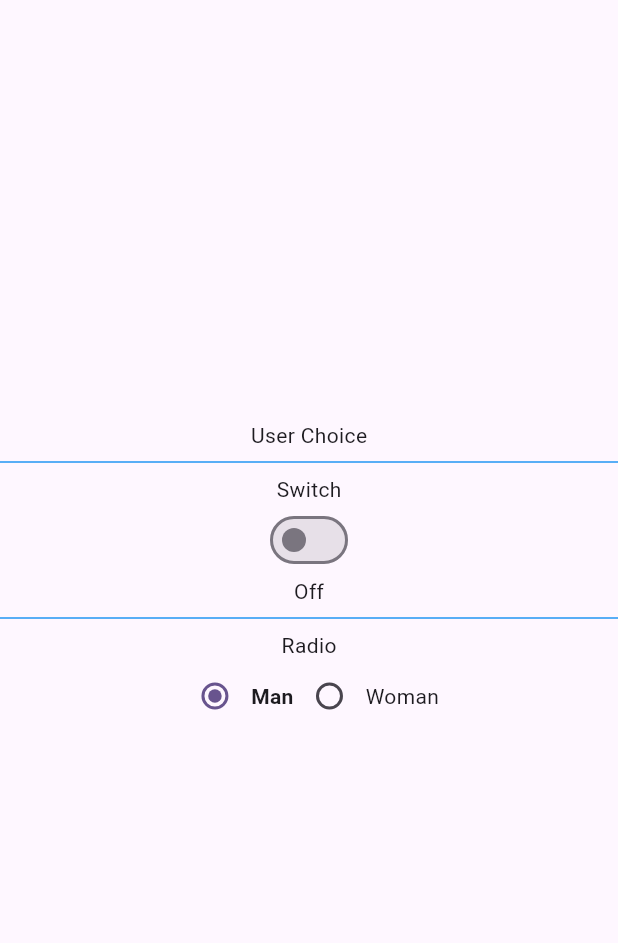
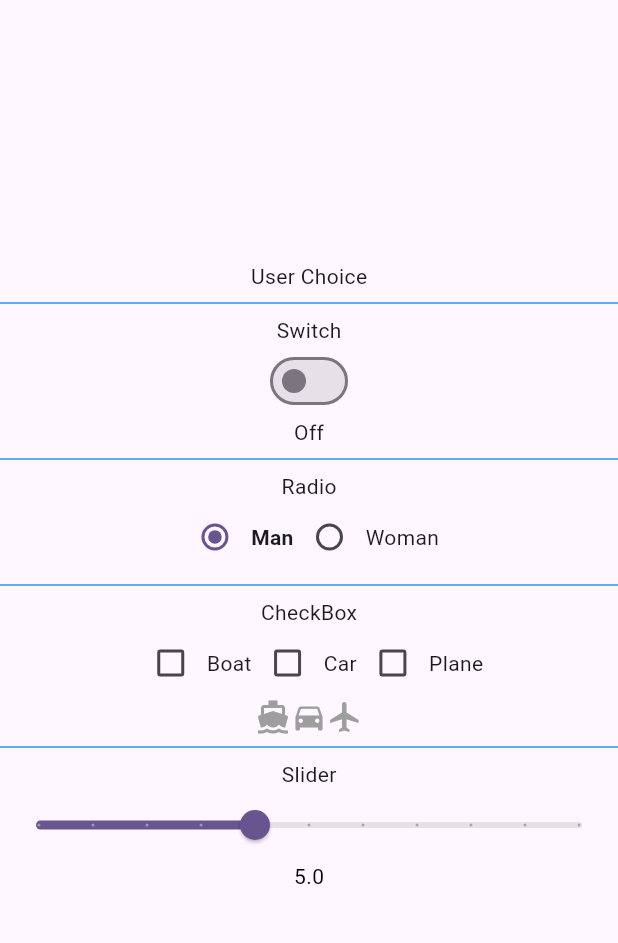
Before and after one commit to CrossPlatformFlutter/uit_forms_choice, a Flutter app: the screen it shows after launch, on a phone screen of 412 x 824 dp, the part 84-1027 px from its top. Run offline on Flutter 3.47's test engine with Material 2 defaults, Android fonts, the phone set to English and light mode, and no system bars.

Commit message:
Slider and checkbox

```diff
--- a/lib/chocieList.dart
+++ b/lib/chocieList.dart
@@ -2,3 +2,10 @@ enum choicList{
   Man,
   Woman
 }
+
+
+enum transport{
+  car,
+  plane,
+  boat
+}
--- a/lib/main.dart
+++ b/lib/main.dart
@@ -34,6 +34,14 @@
 
    bool switchdata=false;
    choicList _radiolist=choicList.Man;
+
+   Map mapTransprot={
+    transport.boat:false,
+    transport.car:false,
+    transport.plane:false,
+   };
+
+   double sliderval=5.0;
 
   @override
   Widget build(BuildContext context) {
@@ -72,10 +80,53 @@
                  });
               }),
             Text("Woman",style: _radiolist==choicList.Woman ? const TextStyle(fontWeight: FontWeight.bold) : const TextStyle(),),
-
             ],
-          )
-
+          ),
+          const Divider(color: Colors.blue),
+          const Text("CheckBox"),
+          Row(
+            mainAxisAlignment: MainAxisAlignment.center,
+            children: [
+              Checkbox(value: mapTransprot[transport.boat], onChanged: (val){
+                setState(() {
+                  mapTransprot[transport.boat]=val;
+                });
+              }),
+              Text("Boat",style: mapTransprot[transport.boat] ? const TextStyle(fontWeight: FontWeight.bold) : const TextStyle(),),
+                Checkbox(value: mapTransprot[transport.car], onChanged: (val){
+                setState(() {
+                  mapTransprot[transport.car]=val;
+                });
+              }),
+                Text("Car",style: mapTransprot[transport.car] ? const TextStyle(fontWeight: FontWeight.bold) : const TextStyle(),),
+                Checkbox(value: mapTransprot[transport.plane], onChanged: (val){
+                setState(() {
+                  mapTransprot[transport.plane]=val;
+                });
+              }),
+                Text("Plane",style: mapTransprot[transport.plane] ? const TextStyle(fontWeight: FontWeight.bold) :const  TextStyle(),),
+            ],
+          ),
+          Row(
+            mainAxisAlignment: MainAxisAlignment.center,
+            children: [
+                 Icon(Icons.directions_boat,color: mapTransprot[transport.boat] ? Colors.teal :Colors.grey,),
+                 Icon(Icons.directions_car,color: mapTransprot[transport.car] ? Colors.teal :Colors.grey,),
+                 Icon(Icons.flight,color: mapTransprot[transport.plane] ? Colors.teal :Colors.grey,),
+            ],
+          ),
+          const Divider(color: Colors.blue),
+          const Text("Slider"),
+          Slider(value: sliderval,
+          max: 10,
+          min: 2,
+          divisions: 10,
+          onChanged: (val){
+            setState(() {
+                sliderval=val;
+            });
+          }),
+          Text('$sliderval',style: TextStyle(color: sliderval>5 ? Colors.red : Colors.black))
         ]),
       ),
     );
```
